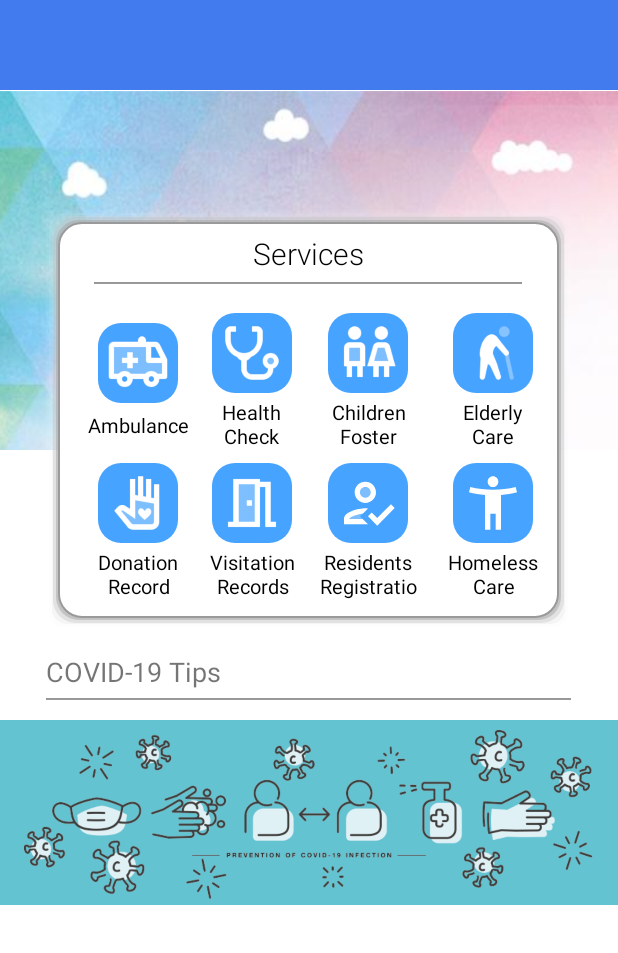
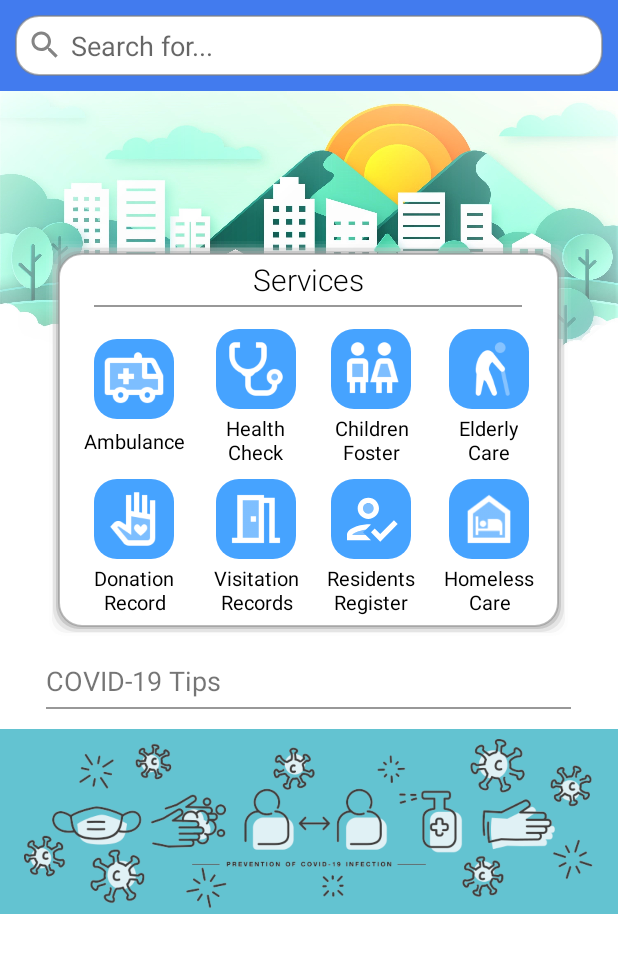
Before and after one commit to loahpotato/welfare_system, an Android app: the layout activity_home.xml on its own in the app's theme, with its tools: preview values and no code run, on a phone screen of 412 x 824 dp. Shown: the top 953 px of the screen. Run offline under Robolectric (Android 15) with nearby library versions, the phone set to English and light mode, and no system bars.

Commit message:
还是写主页2.0

```diff
--- a/app/src/main/res/drawable/bottom_navigation_item_selector.xml
+++ b/app/src/main/res/drawable/bottom_navigation_item_selector.xml
@@ -1,6 +1,6 @@
 <?xml version="1.0" encoding="utf-8"?>
 <selector xmlns:android="http://schemas.android.com/apk/res/android">
 
-    <item android:state_checked="true" android:color="@color/blue"/>
-    <item  android:state_checked="false" android:color="@color/text_gray"/>
+    <item android:state_checked="true" android:color="@color/blue_purple"/>
+    <item  android:state_checked="false" android:color="@color/gray"/>
 </selector>
--- a/app/src/main/res/drawable/home_outline_rectangle.xml
+++ b/app/src/main/res/drawable/home_outline_rectangle.xml
@@ -36,7 +36,7 @@
         android:bottom="5dp"
         android:right="5dp">
         <shape android:shape="rectangle" >
-            <solid android:color="#59BCBCBC" />
+            <solid android:color="#4DBCBCBC" />
             <corners android:radius="15dp" />
         </shape>
     </item>
@@ -47,7 +47,7 @@
         android:bottom="7dp"
         android:right="7dp">
         <shape android:shape="rectangle" >
-            <solid android:color="#80A6A6A6" />
+            <solid android:color="#66A1A1A1" />
             <corners android:radius="15dp" />
         </shape>
     </item>
@@ -59,8 +59,8 @@
         android:right="8dp">
         <shape android:shape="rectangle" >
             <!-- 填充颜色 -->
-            <solid android:color="@android:color/white" />
-            <stroke android:color="#9A9A9A"
+            <solid android:color="#FFFFFF" />
+            <stroke android:color="#9A919191"
                 android:width="1dp" />
             <!-- 矩形的圆角半径 -->
             <corners android:radius="15dp" />
--- /dev/null
+++ b/app/src/main/res/drawable/ic_baseline_search_24.xml
@@ -0,0 +1,5 @@
+<vector android:height="24dp" android:tint="#848484"
+    android:viewportHeight="24" android:viewportWidth="24"
+    android:width="24dp" xmlns:android="http://schemas.android.com/apk/res/android">
+    <path android:fillColor="@android:color/white" android:pathData="M15.5,14h-0.79l-0.28,-0.27C15.41,12.59 16,11.11 16,9.5 16,5.91 13.09,3 9.5,3S3,5.91 3,9.5 5.91,16 9.5,16c1.61,0 3.09,-0.59 4.23,-1.57l0.27,0.28v0.79l5,4.99L20.49,19l-4.99,-5zM9.5,14C7.01,14 5,11.99 5,9.5S7.01,5 9.5,5 14,7.01 14,9.5 11.99,14 9.5,14z"/>
+</vector>
--- /dev/null
+++ b/app/src/main/res/drawable/ic_twotone_highlight_off_24.xml
@@ -0,0 +1,8 @@
+<vector android:height="24dp" android:tint="#848484"
+    android:viewportHeight="24" android:viewportWidth="24"
+    android:width="24dp" xmlns:android="http://schemas.android.com/apk/res/android">
+    <path android:fillAlpha="0.3"
+        android:fillColor="@android:color/white"
+        android:pathData="M12,4c-4.41,0 -8,3.59 -8,8s3.59,8 8,8 8,-3.59 8,-8 -3.59,-8 -8,-8zM16,14.59L14.59,16 12,13.41 9.41,16 8,14.59 10.59,12 8,9.41 9.41,8 12,10.59 14.59,8 16,9.41 13.41,12 16,14.59z" android:strokeAlpha="0.3"/>
+    <path android:fillColor="@android:color/white" android:pathData="M14.59,8L12,10.59 9.41,8 8,9.41 10.59,12 8,14.59 9.41,16 12,13.41 14.59,16 16,14.59 13.41,12 16,9.41zM12,2C6.47,2 2,6.47 2,12s4.47,10 10,10 10,-4.47 10,-10S17.53,2 12,2zM12,20c-4.41,0 -8,-3.59 -8,-8s3.59,-8 8,-8 8,3.59 8,8 -3.59,8 -8,8z"/>
+</vector>
--- a/app/src/main/res/drawable/ic_twotone_homeless.xml
+++ /dev/null
@@ -1,5 +0,0 @@
-<vector android:height="24dp" android:tint="#FFFFFF"
-    android:viewportHeight="24" android:viewportWidth="24"
-    android:width="24dp" xmlns:android="http://schemas.android.com/apk/res/android">
-    <path android:fillColor="@android:color/white" android:pathData="M20.5,6c-2.61,0.7 -5.67,1 -8.5,1s-5.89,-0.3 -8.5,-1L3,8c1.86,0.5 4,0.83 6,1v13h2v-6h2v6h2V9c2,-0.17 4.14,-0.5 6,-1l-0.5,-2zM12,6c1.1,0 2,-0.9 2,-2s-0.9,-2 -2,-2 -2,0.9 -2,2 0.9,2 2,2z"/>
-</vector>
--- /dev/null
+++ b/app/src/main/res/drawable/outline_rectangle.xml
@@ -0,0 +1,12 @@
+<?xml version="1.0" encoding="utf-8"?>
+
+<shape xmlns:android="http://schemas.android.com/apk/res/android"
+    android:shape="rectangle">
+    <!-- 填充颜色 -->
+    <solid android:color="#FFFFFF" />
+    <stroke android:color="#9A808080"
+        android:width="1dp" />
+    <!-- 矩形的圆角半径 -->
+    <corners android:radius="15dp" />
+
+</shape>
--- a/app/src/main/res/layout/activity_home.xml
+++ b/app/src/main/res/layout/activity_home.xml
@@ -7,26 +7,31 @@
     android:orientation="vertical"
     android:id="@+id/home"
     tools:context=".HomeActivity">
+    <FrameLayout
+        android:layout_width="match_parent"
+        android:layout_height="wrap_content">
+        <include layout="@layout/title" />
+        <include layout="@layout/search_layout" />
+    </FrameLayout>
 
-    <include layout="@layout/title" />
     <RelativeLayout
         android:layout_width="match_parent"
         android:layout_height="match_parent">
+
         <ImageView
             android:layout_width="match_parent"
             android:layout_height="240dp"
             android:layout_gravity="fill_horizontal"
             android:scaleType="fitXY"
-
-            android:src="@mipmap/bg_2"/>
+            android:src="@mipmap/bg_3"/>
     <LinearLayout
         android:layout_width="match_parent"
         android:layout_height="match_parent"
         android:orientation="vertical" >
         <LinearLayout
             android:layout_width="350dp"
-            android:layout_height="280dp"
-            android:layout_marginTop="80dp"
+            android:layout_height="265dp"
+            android:layout_marginTop="100dp"
             android:layout_gravity="center"
             android:background="@drawable/home_outline_rectangle"
             android:orientation="vertical">
@@ -34,7 +39,7 @@
             <TextView
                 android:layout_width="wrap_content"
                 android:layout_height="wrap_content"
-                android:layout_marginTop="15dp"
+                android:layout_marginTop="12dp"
                 android:layout_gravity="center"
                 android:textAlignment="center"
                 android:textColor="@color/black"
@@ -45,15 +50,14 @@
             <View
                 android:layout_width="285dp"
                 android:layout_height="1dp"
-                android:layout_marginTop="5dp"
+                android:layout_marginTop="3dp"
                 android:layout_gravity="center"
                 android:background="@color/gray"/>
 
             <androidx.gridlayout.widget.GridLayout
                 android:layout_width="330dp"
                 android:layout_height="210dp"
-                android:layout_marginStart="5dp"
-                android:layout_marginTop="10dp"
+                android:layout_marginTop="5dp"
                 android:layout_gravity="center"
                 android:padding="5dp"
                 app:rowCount="2"
@@ -162,7 +166,7 @@
 
                     <TextView
                         style="@style/home_button_text_style"
-                        android:text="Residents\nRegistration" />
+                        android:text="Residents\nRegister" />
                 </LinearLayout>
 
                 <LinearLayout
@@ -173,11 +177,11 @@
                     <ImageButton
                         android:id="@+id/home_homeless_care"
                         style="@style/home_button_style"
-                        android:src="@drawable/ic_twotone_homeless" />
+                        android:src="@mipmap/ic_shelter" />
 
                     <TextView
                         style="@style/home_button_text_style"
-                        android:text="Homeless Care" />
+                        android:text="Homeless\nCare" />
                 </LinearLayout>
 
             </androidx.gridlayout.widget.GridLayout>
@@ -201,6 +205,7 @@
                 android:layout_gravity="center"
                 android:background="@color/gray"/>
             <ImageView
+                android:id="@+id/covid"
                 android:layout_width="match_parent"
                 android:layout_height="150dp"
                 android:layout_gravity="top"
--- /dev/null
+++ b/app/src/main/res/layout/search_layout.xml
@@ -0,0 +1,57 @@
+<?xml version="1.0" encoding="utf-8"?>
+<LinearLayout xmlns:android="http://schemas.android.com/apk/res/android"
+    android:background="#eee"
+    android:layout_width="match_parent"
+    android:layout_height="wrap_content"
+    android:orientation="vertical">
+
+    <LinearLayout
+        android:background="@color/blue"
+        android:layout_width="match_parent"
+        android:layout_height="wrap_content"
+        android:layout_gravity="center"
+        android:padding="10dp"
+        android:orientation="horizontal">
+
+        <FrameLayout
+            android:layout_weight="1"
+            android:layout_width="0dp"
+            android:layout_height="wrap_content"
+            android:background="@drawable/outline_rectangle">
+            <EditText
+                android:id="@+id/search_et_input"
+                android:layout_gravity="center"
+                android:layout_margin="8dp"
+                android:drawablePadding="5dp"
+                android:drawableLeft="@drawable/ic_baseline_search_24"
+                android:layout_width="match_parent"
+                android:layout_height="wrap_content"
+                android:background="@color/white"
+                android:textSize="18sp"
+                android:imeOptions="actionSearch"
+                android:inputType="text"
+                android:hint="Search for..."/>
+
+            <ImageView
+                android:visibility="gone"
+                android:layout_marginRight="20dp"
+                android:src="@drawable/ic_twotone_highlight_off_24"
+                android:id="@+id/search_iv_delete"
+                android:layout_gravity="right|center_vertical"
+                android:layout_width="wrap_content"
+                android:layout_height="wrap_content"/>
+        </FrameLayout>
+
+    </LinearLayout>
+
+    <ListView
+        android:visibility="gone"
+        android:id="@+id/search_lv_tips"
+
+        android:layout_marginLeft="20dp"
+        android:layout_marginRight="20dp"
+        android:layout_marginBottom="10dp"
+        android:layout_width="match_parent"
+        android:layout_height="100dp">
+    </ListView>
+</LinearLayout>
```
Also changed, not shown: app/src/main/res/mipmap-hdpi/bg_1.png (added), app/src/main/res/mipmap-hdpi/bg_3.png (added), app/src/main/res/mipmap-mdpi/ic_shelter.png (added).
